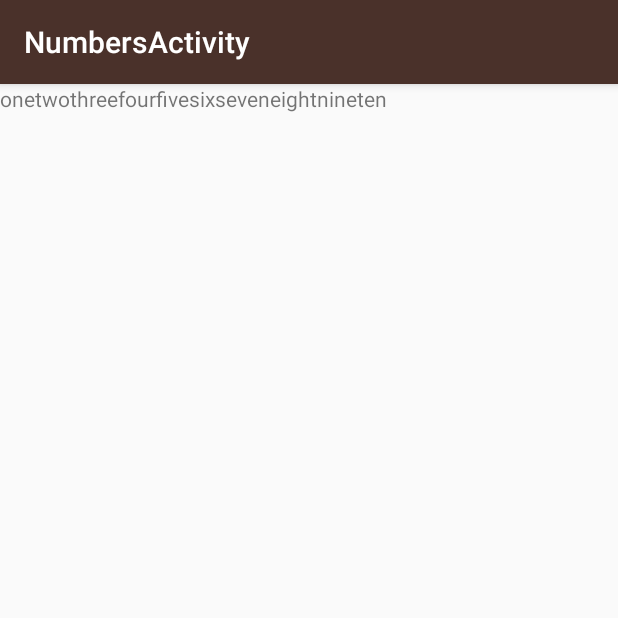
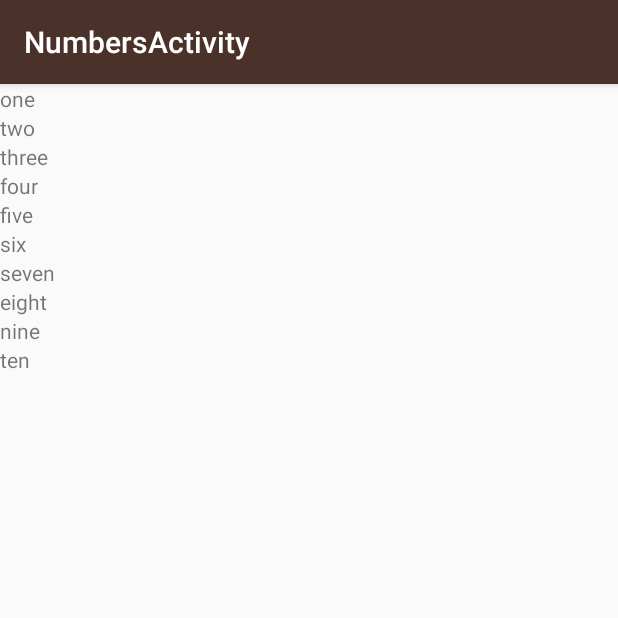
Before and after one commit to tiredoak/Miwok, an Android app: the NumbersActivity screen opened directly, with no data from a screen before it, on a phone screen of 412 x 824 dp, the top half of it. Run offline under Robolectric (Android 15) with nearby library versions, the phone set to English and light mode, and no system bars.

Commit message:
Add vertical orientation to layout in LinearLayout

```diff
--- a/app/src/main/res/layout/content_numbers.xml
+++ b/app/src/main/res/layout/content_numbers.xml
@@ -6,6 +6,7 @@
     android:id="@+id/root_numbers"
     android:layout_width="match_parent"
     android:layout_height="match_parent"
+    android:orientation="vertical"
     app:layout_behavior="@string/appbar_scrolling_view_behavior"
     tools:context=".NumbersActivity"
     tools:showIn="@layout/activity_numbers">
```
